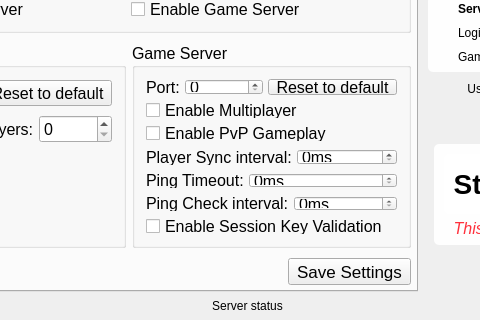
Before: the Qt Designer form src/app.ui in ravecrocker/LoE-PrivateServer, drawn with Qt 5; both pictures show x 172 to 652 and y 269 to 589 of the 839 by 589 pixel window.
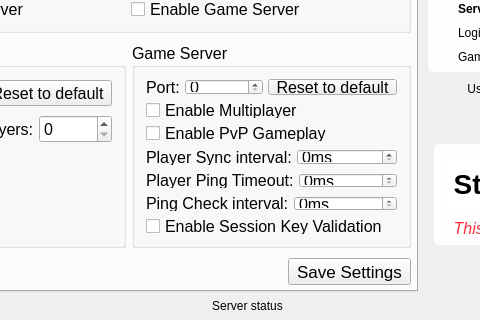
After: the same form once the commit is applied. Icons and pictures are not drawn.

Diff of the .ui file:
```diff
--- a/src/app.ui
+++ b/src/app.ui
@@ -1076,7 +1076,7 @@
                          </font>
                         </property>
                         <property name="text">
-                         <string>Ping Timeout:</string>
+                         <string>Player Ping Timeout:</string>
                         </property>
                        </widget>
                       </item>
```
